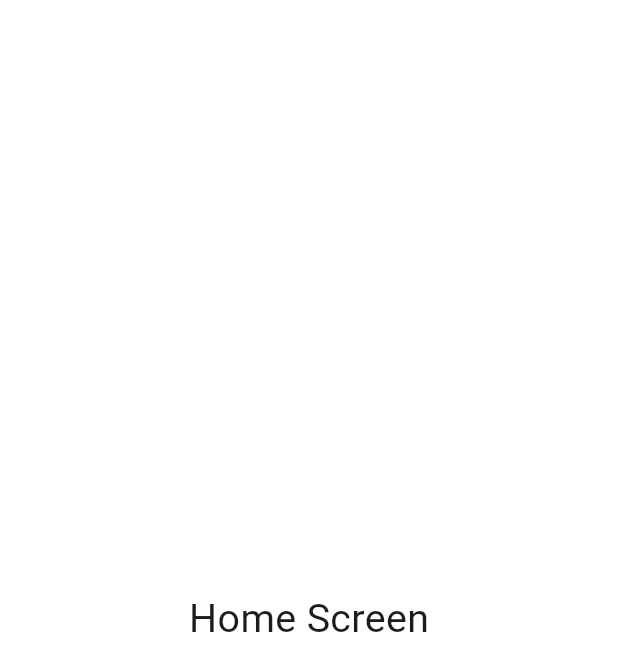
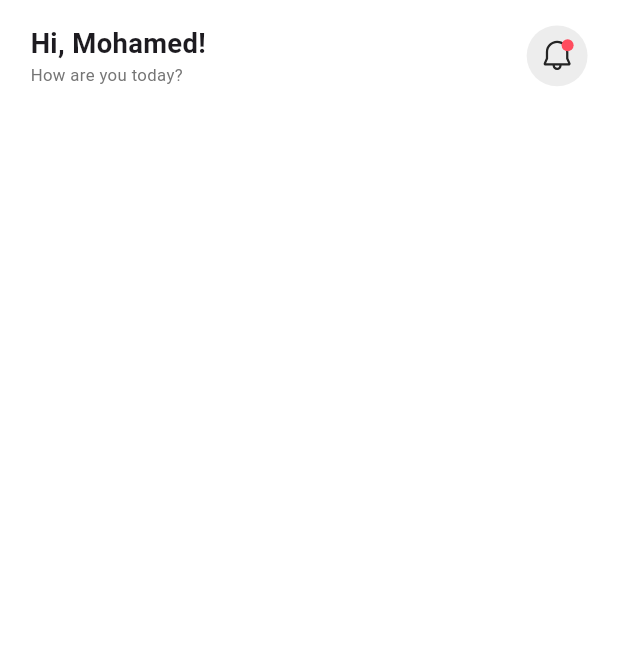
Before and after one commit to MohamedMamdouh-432/Doctor-Appointment-App, a Flutter app: the HomeScreen screen opened by its route, on a phone screen of 412 x 824 dp. Shown: the top 671 px of the screen. Run offline on Flutter 3.47's test engine with Material 3 defaults, Android fonts, the phone set to English and light mode, and no system bars; our stand-ins replace awesome_dialog, dio, firebase_core, flutter_bloc, flutter_screenutil, flutter_spinkit and 9 more; accounts and stored records are empty; generated files the repository leaves out were written again.

Commit message:
added home top bar

```diff
--- /dev/null
+++ b/lib/features/home/ui/components/home_top_bar.dart
@@ -0,0 +1,36 @@
+import 'package:flutter/material.dart';
+import 'package:flutter_screenutil/flutter_screenutil.dart';
+import 'package:flutter_svg/svg.dart';
+import 'package:testing_app/core/theming/colors.dart';
+import 'package:velocity_x/velocity_x.dart';
+
+class HomeTopBar extends StatelessWidget {
+  const HomeTopBar({super.key});
+
+  @override
+  Widget build(BuildContext context) {
+    return Row(
+      children: [
+        Column(
+          crossAxisAlignment: CrossAxisAlignment.start,
+          children: [
+            "Hi, Mohamed!".text.size(18.sp).bold.make(),
+            "How are you today?".text
+                .size(11.sp)
+                .color(ColorsManager.gray)
+                .make(),
+          ],
+        ),
+        Spacer(),
+        CircleAvatar(
+          radius: 20.sp,
+          backgroundColor: ColorsManager.brighterGray,
+          child: SvgPicture.asset(
+            'assets/svgs/notifications.svg',
+            fit: BoxFit.cover,
+          ),
+        ),
+      ],
+    );
+  }
+}
--- a/lib/features/home/ui/screens/home_screen.dart
+++ b/lib/features/home/ui/screens/home_screen.dart
@@ -1,5 +1,6 @@
 import 'package:flutter/material.dart';
-import 'package:velocity_x/velocity_x.dart';
+import 'package:flutter_screenutil/flutter_screenutil.dart';
+import 'package:testing_app/features/home/ui/components/home_top_bar.dart';
 
 class HomeScreen extends StatelessWidget {
   const HomeScreen({super.key});
@@ -7,7 +8,18 @@ class HomeScreen extends StatelessWidget {
   @override
   Widget build(BuildContext context) {
     return Scaffold(
-      body: SafeArea(child: "Home Screen".text.xl3.makeCentered()),
+      body: SafeArea(
+        child: Container(
+          width: double.infinity,
+          margin: EdgeInsets.fromLTRB(20.sp, 16.sp, 20.sp, 30.sp),
+          child: Column(
+            crossAxisAlignment: CrossAxisAlignment.start,
+            children: [
+              HomeTopBar(),
+            ],
+          ),
+        ),
+      ),
     );
   }
 }
```
Also changed, not shown: 1 other file.
